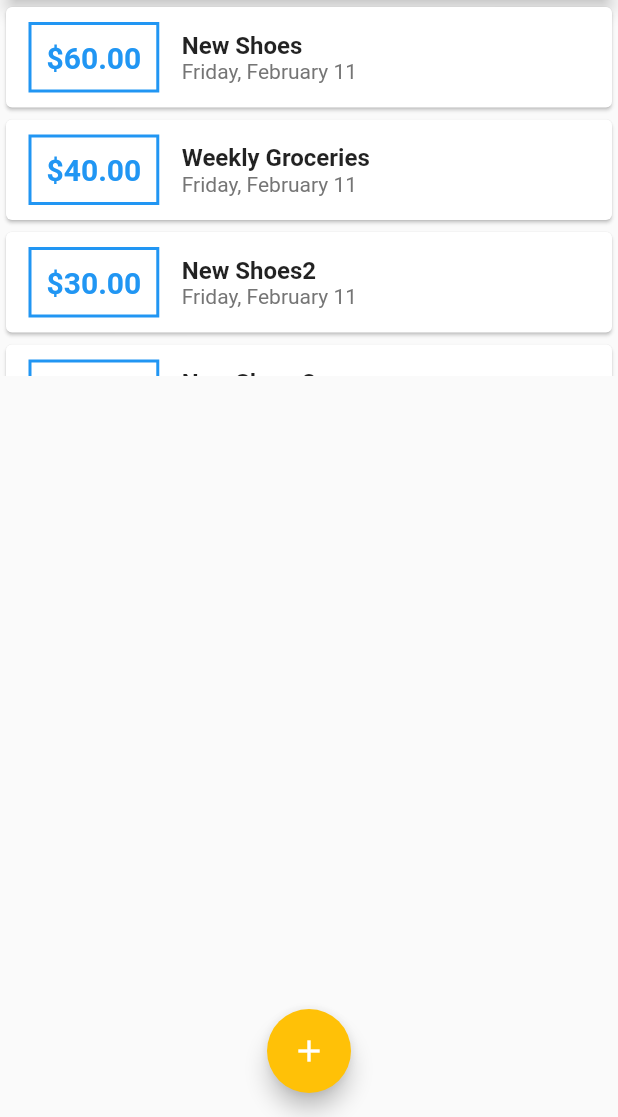
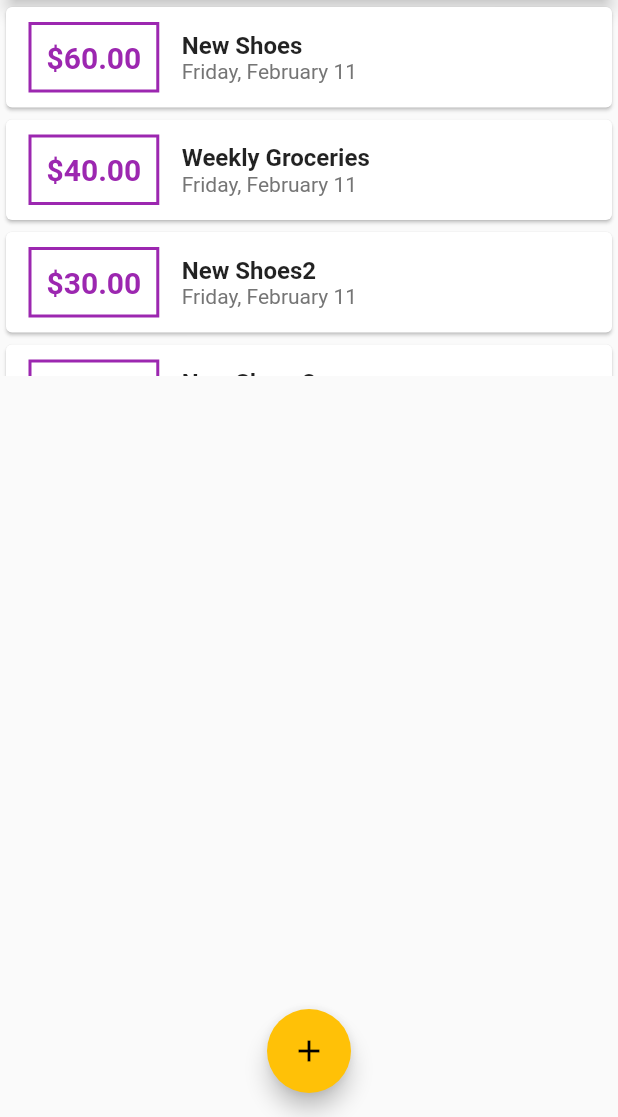
Before and after one commit to mahdibouaziz/flutter-personal-expenses, a Flutter app: the screen it shows after launch, on a phone screen of 412 x 824 dp, the part 119-1236 px from its top. Run offline on Flutter 3.47's test engine with Material 2 defaults, Android fonts, the phone set to English and light mode, and no system bars.

Commit message:
added the accent color

```diff
--- a/lib/main.dart
+++ b/lib/main.dart
@@ -16,8 +16,8 @@ class MyApp extends StatelessWidget {
       title: "Personal Expenses",
       home: const MyHomePage(),
       theme: ThemeData(
-        colorScheme: ColorScheme.fromSwatch(primarySwatch: Colors.purple)
-            .copyWith(secondary: Colors.amber),
+        primarySwatch: Colors.purple,
+        accentColor: Colors.amber,
       ),
     );
   }
```
